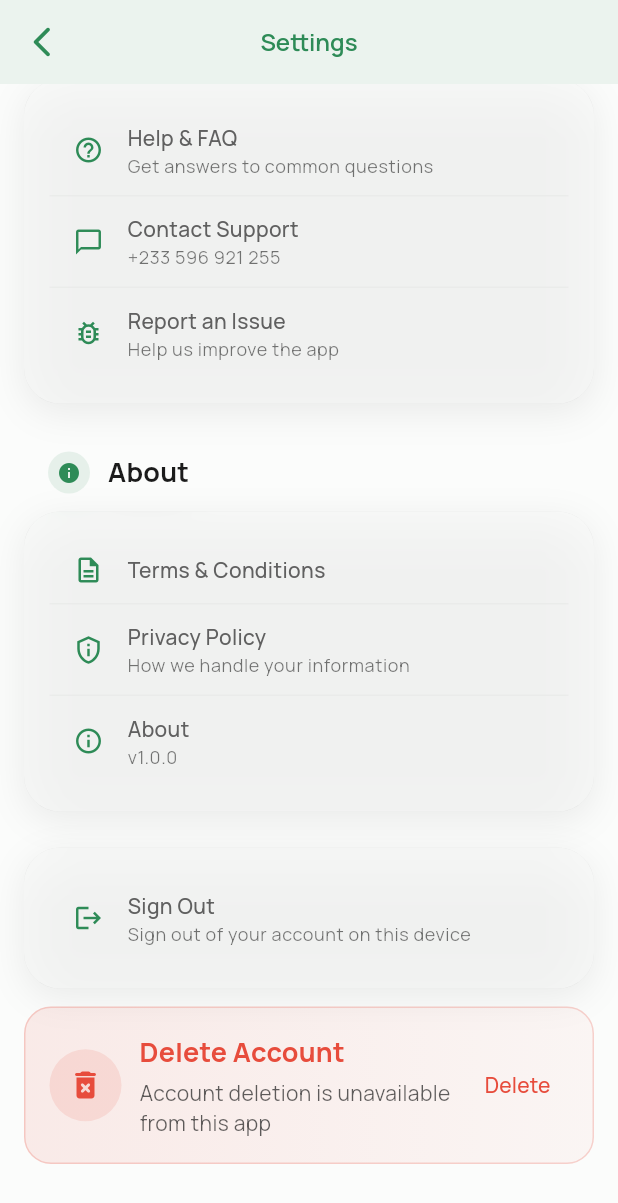
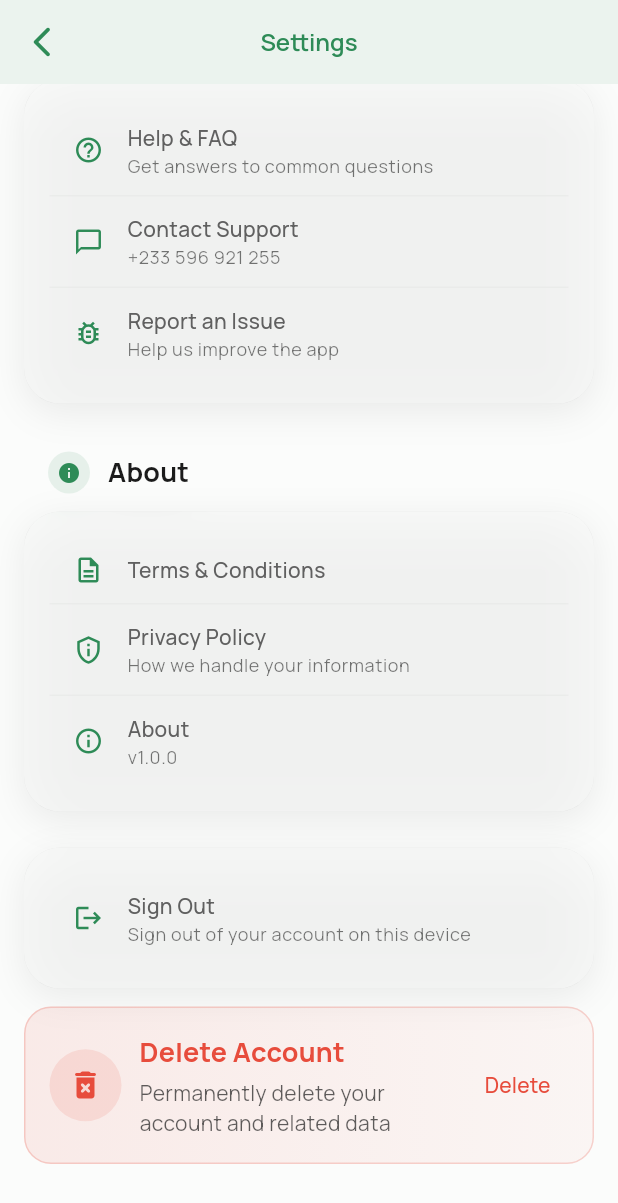
Before and after one commit to snbitsolutions/myfinance, a Flutter app: the SettingsScreen screen opened by its route, scrolled down 1260 dp, on a phone screen of 412 x 824 dp. Shown: the top 1203 px of the screen. Run offline on Flutter 3.47's test engine with Material 3 defaults, Android fonts, the phone set to English and light mode, and no system bars; our stand-ins replace connectivity_plus, device_info_plus, dio, flutter_riverpod, flutter_secure_storage, go_router and 4 more; accounts and stored records are empty.

Commit message:
Clarify account deletion availability in settings
Co-authored-by: Copilot <223556219+Copilot@users.noreply.github.com>

```diff
--- a/lib/screens/profile/settings_screen.dart
+++ b/lib/screens/profile/settings_screen.dart
@@ -315,7 +315,7 @@ class _SettingsScreenState extends ConsumerState<SettingsScreen> {
                       ),
                       const SizedBox(height: 4),
                       Text(
-                        'Account deletion is unavailable from this app',
+                        'Permanently delete your account and related data',
                         style: theme.textTheme.bodyMedium?.copyWith(
                           color: theme.colorScheme.onSurface.withOpacitySafe(
                             0.7,
--- a/pubspec.yaml
+++ b/pubspec.yaml
@@ -16,7 +16,7 @@ publish_to: "none" # Remove this line if you wish to publish to pub.dev
 # https://developer.apple.com/library/archive/documentation/General/Reference/InfoPlistKeyReference/Articles/CoreFoundationKeys.html
 # In Windows, build-name is used as the major, minor, and patch parts
 # of the product and file versions while build-number is used as the build suffix.
-version: 1.0.0+19
+version: 1.0.0+20
 
 environment:
   sdk: ^3.10.4
```
